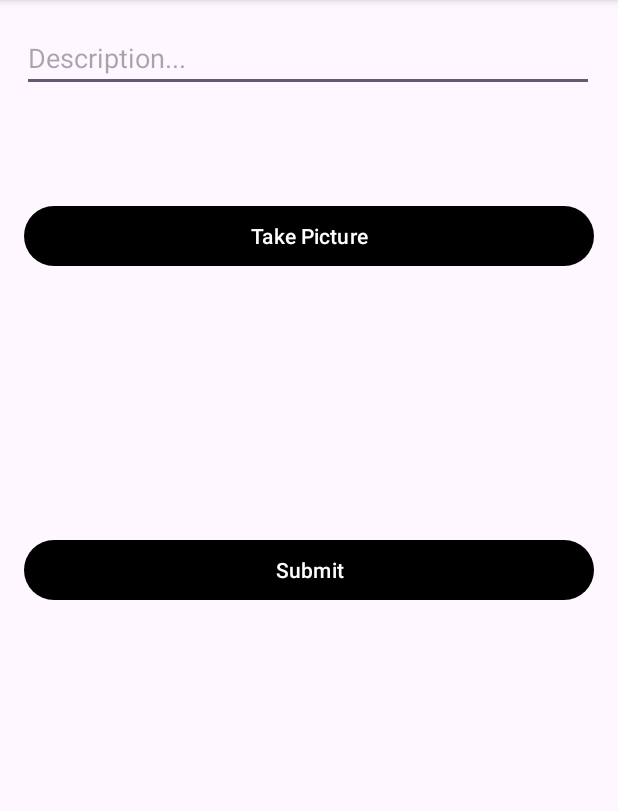
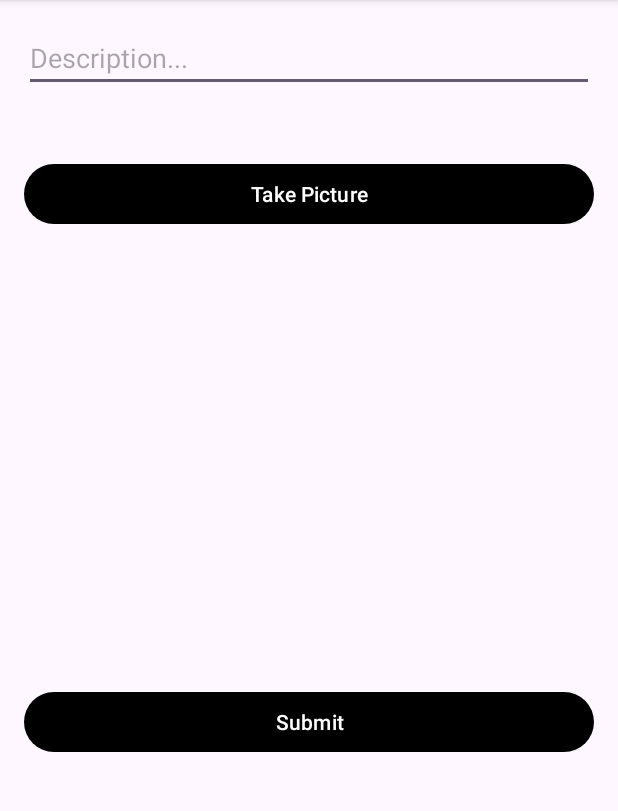
Before and after one commit to mollyxu/Instagram, an Android app: the MainActivity screen opened directly, with no data from a screen before it, on a phone screen of 412 x 824 dp, the part 96-907 px from its top. Run offline under Robolectric (Android 15) with nearby library versions, the phone set to English and light mode, and no system bars; libraries missing offline, so code that uses them is left out: com.parse.

Commit message:
completed progress bar and fixed some ui

```diff
--- a/app/src/main/java/com/example/instagram/LoginActivity.java
+++ b/app/src/main/java/com/example/instagram/LoginActivity.java
@@ -26,11 +26,6 @@ public class LoginActivity extends AppCompatActivity {
         super.onCreate(savedInstanceState);
         setContentView(R.layout.activity_login);
 
-//        getSupportActionBar().setDisplayShowHomeEnabled(true);
-//        getSupportActionBar().setLogo(R.drawable.nav_logo_whiteout);
-//        getSupportActionBar().setDisplayUseLogoEnabled(true);
-//        getSupportActionBar().setTitle("");
-        // hide actionbar here
         getSupportActionBar().hide();
 
         if (ParseUser.getCurrentUser() != null) {
--- a/app/src/main/java/com/example/instagram/MainActivity.java
+++ b/app/src/main/java/com/example/instagram/MainActivity.java
@@ -6,6 +6,7 @@ import androidx.appcompat.app.AppCompatActivity;
 import androidx.core.content.FileProvider;
 
 import android.app.ActionBar;
+import android.app.MediaRouteButton;
 import android.content.Intent;
 import android.graphics.Bitmap;
 import android.graphics.BitmapFactory;
@@ -21,6 +22,7 @@ import android.view.View;
 import android.widget.Button;
 import android.widget.EditText;
 import android.widget.ImageView;
+import android.widget.ProgressBar;
 import android.widget.Toast;
 
 import com.parse.FindCallback;
@@ -78,9 +80,17 @@ public class MainActivity extends AppCompatActivity {
                     return;
                 }
                 ParseUser currentUser = ParseUser.getCurrentUser();
-                savePost(description, currentUser, photoFile);
-                goFeedActivity();
 
+                // on some click or some loading we need to wait for...
+                ProgressBar pb = (ProgressBar) findViewById(R.id.pbLoading);
+                pb.setVisibility(ProgressBar.VISIBLE);
+
+                new Handler().postDelayed(new Runnable() {
+                    @Override
+                    public void run() {
+                        savePost(description, currentUser, photoFile);
+                    }
+                }, 1000);
             }
         });
 
@@ -149,6 +159,7 @@ public class MainActivity extends AppCompatActivity {
         post.setDescription(description);
         post.setImage(new ParseFile(photoFile));
         post.setUser(currentUser);
+
         post.saveInBackground(new SaveCallback() {
             @Override
             public void done(ParseException e) {
@@ -159,6 +170,12 @@ public class MainActivity extends AppCompatActivity {
                 Log.i(TAG, "Post save was successful!");
                 etDescription.setText("");
                 ivPostImage.setImageResource(0);
+
+                // run a background job and once complete
+                ProgressBar pb = (ProgressBar) findViewById(R.id.pbLoading);
+                pb.setVisibility(ProgressBar.INVISIBLE);
+
+                goFeedActivity();
             }
         });
     }
--- a/app/src/main/java/com/example/instagram/SplashScreen.java
+++ b/app/src/main/java/com/example/instagram/SplashScreen.java
@@ -12,12 +12,15 @@ public class SplashScreen extends AppCompatActivity {
     protected void onCreate(Bundle savedInstanceState) {
         super.onCreate(savedInstanceState);
 
+        // new thread that waits 2s, allowing main (UI) thread to do other stuff
+        // starting new thread and finishing thread is done ONLY by UI thread
         new Handler().postDelayed(new Runnable() {
+
             @Override
             public void run() {
                 startActivity(new Intent (SplashScreen.this, LoginActivity.class));
                 finish();
             }
-        }, 2000);
+        }, 1000);
     }
 }
--- a/app/src/main/res/layout/activity_main.xml
+++ b/app/src/main/res/layout/activity_main.xml
@@ -1,5 +1,5 @@
 <?xml version="1.0" encoding="utf-8"?>
-<RelativeLayout xmlns:android="http://schemas.android.com/apk/res/android"
+<androidx.constraintlayout.widget.ConstraintLayout xmlns:android="http://schemas.android.com/apk/res/android"
     xmlns:app="http://schemas.android.com/apk/res-auto"
     xmlns:tools="http://schemas.android.com/tools"
     android:layout_width="match_parent"
@@ -13,8 +13,11 @@
         android:layout_width="match_parent"
         android:layout_height="wrap_content"
         android:layout_alignParentStart="true"
-        android:layout_marginStart="-1dp"
-        android:hint="Description..." />
+        android:hint="Description..."
+        app:layout_constraintEnd_toEndOf="parent"
+        app:layout_constraintHorizontal_bias="0.0"
+        app:layout_constraintStart_toStartOf="parent"
+        app:layout_constraintTop_toTopOf="parent" />
 
     <Button
         android:id="@+id/btn_capture_image"
@@ -22,18 +25,25 @@
         android:layout_height="wrap_content"
         android:layout_alignParentStart="true"
         android:layout_alignParentTop="true"
-        android:layout_marginTop="117dp"
-        android:text="Take Picture" />
+        android:layout_marginTop="44dp"
+        android:text="Take Picture"
+        app:layout_constraintEnd_toEndOf="parent"
+        app:layout_constraintHorizontal_bias="0.0"
+        app:layout_constraintStart_toStartOf="parent"
+        app:layout_constraintTop_toBottomOf="@+id/et_description" />
 
     <ImageView
         android:id="@+id/iv_post_image"
         android:layout_width="match_parent"
-        android:layout_height="wrap_content"
+        android:layout_height="200dp"
         android:layout_alignParentStart="true"
         android:layout_alignParentTop="true"
-        android:layout_marginStart="0dp"
-        android:layout_marginTop="181dp"
+        android:layout_marginTop="40dp"
         android:hint="Description..."
+        app:layout_constraintEnd_toEndOf="parent"
+        app:layout_constraintHorizontal_bias="0.0"
+        app:layout_constraintStart_toStartOf="parent"
+        app:layout_constraintTop_toBottomOf="@+id/btn_capture_image"
         tools:srcCompat="@tools:sample/avatars" />
 
     <Button
@@ -42,6 +52,24 @@
         android:layout_height="wrap_content"
         android:layout_alignParentStart="true"
         android:layout_centerVertical="true"
-        android:text="Submit" />
+        android:layout_marginTop="64dp"
+        android:text="Submit"
+        app:layout_constraintEnd_toEndOf="parent"
+        app:layout_constraintHorizontal_bias="0.0"
+        app:layout_constraintStart_toStartOf="parent"
+        app:layout_constraintTop_toBottomOf="@+id/iv_post_image" />
 
-</RelativeLayout>
+    <ProgressBar
+        android:id="@+id/pbLoading"
+        android:layout_width="wrap_content"
+        android:layout_height="wrap_content"
+        android:layout_marginTop="92dp"
+        android:visibility="invisible"
+        app:layout_constraintBottom_toBottomOf="parent"
+        app:layout_constraintEnd_toEndOf="parent"
+        app:layout_constraintHorizontal_bias="0.498"
+        app:layout_constraintStart_toStartOf="parent"
+        app:layout_constraintTop_toBottomOf="@+id/btn_submit"
+        app:layout_constraintVertical_bias="0.0" />
+
+</androidx.constraintlayout.widget.ConstraintLayout>
```
